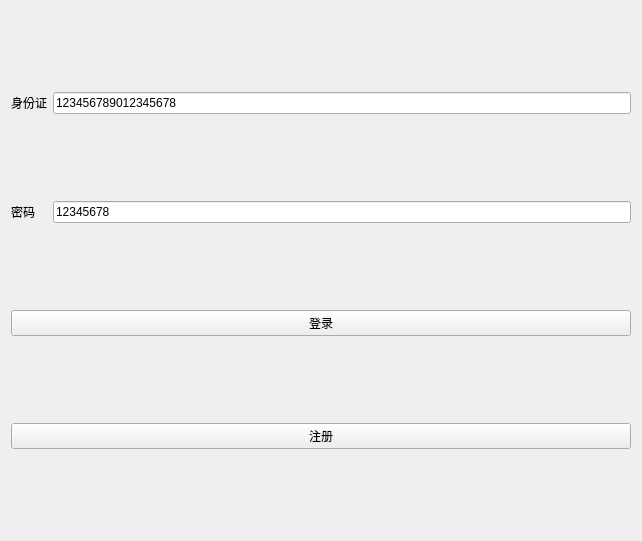
Before: the Qt Designer form src/patient-client/src/patientlogin.ui in bit-cs-practicing/MedicalIntelligence, drawn with Qt 5.
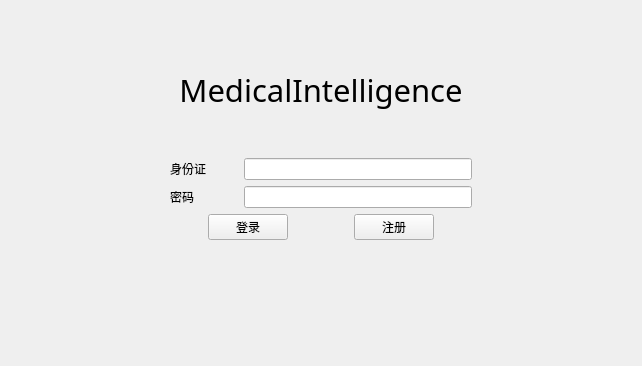
After: the same form once the commit is applied.

Patch:
```diff
--- a/src/patient-client/src/patientlogin.ui
+++ b/src/patient-client/src/patientlogin.ui
@@ -7,54 +7,237 @@
     <x>0</x>
     <y>0</y>
     <width>642</width>
-    <height>541</height>
+    <height>366</height>
    </rect>
   </property>
   <property name="windowTitle">
    <string>Form</string>
   </property>
-  <layout class="QGridLayout" name="gridLayout">
-   <item row="3" column="0" colspan="3">
-    <widget class="QPushButton" name="registerBtn">
-     <property name="text">
-      <string>注册</string>
+  <layout class="QVBoxLayout" name="verticalLayout" stretch="5,10,0,10,10,10">
+   <item>
+    <spacer name="verticalSpacer">
+     <property name="orientation">
+      <enum>Qt::Vertical</enum>
      </property>
-    </widget>
-   </item>
-   <item row="2" column="0" colspan="3">
-    <widget class="QPushButton" name="loginBtn">
-     <property name="text">
-      <string>登录</string>
+     <property name="sizeHint" stdset="0">
+      <size>
+       <width>20</width>
+       <height>40</height>
+      </size>
      </property>
-    </widget>
+    </spacer>
    </item>
-   <item row="1" column="2">
-    <widget class="QLineEdit" name="password">
-     <property name="text">
-      <string>12345678</string>
+   <item>
+    <widget class="QLabel" name="label_3">
+     <property name="sizePolicy">
+      <sizepolicy hsizetype="Preferred" vsizetype="Fixed">
+       <horstretch>0</horstretch>
+       <verstretch>0</verstretch>
+      </sizepolicy>
      </property>
-    </widget>
-   </item>
-   <item row="1" column="0">
-    <widget class="QLabel" name="label_2">
+     <property name="font">
+      <font>
+       <family>Noto Sans SC</family>
+       <pointsize>23</pointsize>
+       <weight>50</weight>
+       <bold>false</bold>
+      </font>
+     </property>
+     <property name="layoutDirection">
+      <enum>Qt::LeftToRight</enum>
+     </property>
      <property name="text">
-      <string>密码</string>
+      <string>MedicalIntelligence</string>
      </property>
+     <property name="alignment">
+      <set>Qt::AlignHCenter|Qt::AlignTop</set>
+     </property>
     </widget>
    </item>
-   <item row="0" column="2">
-    <widget class="QLineEdit" name="username">
-     <property name="text">
-      <string>123456789012345678</string>
+   <item>
+    <spacer name="verticalSpacer_3">
+     <property name="orientation">
+      <enum>Qt::Vertical</enum>
      </property>
-    </widget>
+     <property name="sizeHint" stdset="0">
+      <size>
+       <width>20</width>
+       <height>40</height>
+      </size>
+     </property>
+    </spacer>
    </item>
-   <item row="0" column="0" colspan="2">
-    <widget class="QLabel" name="label">
-     <property name="text">
-      <string>身份证</string>
+   <item>
+    <layout class="QGridLayout" name="gridLayout" columnstretch="7,3,10,7">
+     <item row="1" column="2">
+      <widget class="QLineEdit" name="password">
+       <property name="text">
+        <string/>
+       </property>
+       <property name="echoMode">
+        <enum>QLineEdit::Password</enum>
+       </property>
+      </widget>
+     </item>
+     <item row="0" column="1">
+      <widget class="QLabel" name="label">
+       <property name="text">
+        <string>身份证</string>
+       </property>
+      </widget>
+     </item>
+     <item row="1" column="1">
+      <widget class="QLabel" name="label_2">
+       <property name="text">
+        <string>密码</string>
+       </property>
+      </widget>
+     </item>
+     <item row="0" column="2">
+      <widget class="QLineEdit" name="username">
+       <property name="text">
+        <string/>
+       </property>
+      </widget>
+     </item>
+     <item row="0" column="0">
+      <spacer name="horizontalSpacer_4">
+       <property name="orientation">
+        <enum>Qt::Horizontal</enum>
+       </property>
+       <property name="sizeHint" stdset="0">
+        <size>
+         <width>40</width>
+         <height>20</height>
+        </size>
+       </property>
+      </spacer>
+     </item>
+     <item row="1" column="0">
+      <spacer name="horizontalSpacer_5">
+       <property name="orientation">
+        <enum>Qt::Horizontal</enum>
+       </property>
+       <property name="sizeHint" stdset="0">
+        <size>
+         <width>40</width>
+         <height>20</height>
+        </size>
+       </property>
+      </spacer>
+     </item>
+     <item row="0" column="3">
+      <spacer name="horizontalSpacer_6">
+       <property name="orientation">
+        <enum>Qt::Horizontal</enum>
+       </property>
+       <property name="sizeHint" stdset="0">
+        <size>
+         <width>40</width>
+         <height>20</height>
+        </size>
+       </property>
+      </spacer>
+     </item>
+     <item row="1" column="3">
+      <spacer name="horizontalSpacer_7">
+       <property name="orientation">
+        <enum>Qt::Horizontal</enum>
+       </property>
+       <property name="sizeHint" stdset="0">
+        <size>
+         <width>40</width>
+         <height>20</height>
+        </size>
+       </property>
+      </spacer>
+     </item>
+    </layout>
+   </item>
+   <item>
+    <layout class="QHBoxLayout" name="horizontalLayout" stretch="10,10,3,10,10">
+     <item>
+      <spacer name="horizontalSpacer">
+       <property name="orientation">
+        <enum>Qt::Horizontal</enum>
+       </property>
+       <property name="sizeHint" stdset="0">
+        <size>
+         <width>40</width>
+         <height>20</height>
+        </size>
+       </property>
+      </spacer>
+     </item>
+     <item>
+      <widget class="QPushButton" name="loginBtn">
+       <property name="sizePolicy">
+        <sizepolicy hsizetype="Fixed" vsizetype="Fixed">
+         <horstretch>0</horstretch>
+         <verstretch>0</verstretch>
+        </sizepolicy>
+       </property>
+       <property name="layoutDirection">
+        <enum>Qt::LeftToRight</enum>
+       </property>
+       <property name="text">
+        <string>登录</string>
+       </property>
+      </widget>
+     </item>
+     <item>
+      <spacer name="horizontalSpacer_3">
+       <property name="orientation">
+        <enum>Qt::Horizontal</enum>
+       </property>
+       <property name="sizeHint" stdset="0">
+        <size>
+         <width>40</width>
+         <height>20</height>
+        </size>
+       </property>
+      </spacer>
+     </item>
+     <item>
+      <widget class="QPushButton" name="registerBtn">
+       <property name="sizePolicy">
+        <sizepolicy hsizetype="Fixed" vsizetype="Fixed">
+         <horstretch>0</horstretch>
+         <verstretch>0</verstretch>
+        </sizepolicy>
+       </property>
+       <property name="text">
+        <string>注册</string>
+       </property>
+      </widget>
+     </item>
+     <item>
+      <spacer name="horizontalSpacer_2">
+       <property name="orientation">
+        <enum>Qt::Horizontal</enum>
+       </property>
+       <property name="sizeHint" stdset="0">
+        <size>
+         <width>40</width>
+         <height>20</height>
+        </size>
+       </property>
+      </spacer>
+     </item>
+    </layout>
+   </item>
+   <item>
+    <spacer name="verticalSpacer_2">
+     <property name="orientation">
+      <enum>Qt::Vertical</enum>
      </property>
-    </widget>
+     <property name="sizeHint" stdset="0">
+      <size>
+       <width>20</width>
+       <height>40</height>
+      </size>
+     </property>
+    </spacer>
    </item>
   </layout>
  </widget>
```
Left out of the diff: 2 changed lines with no effect on the pictures.
